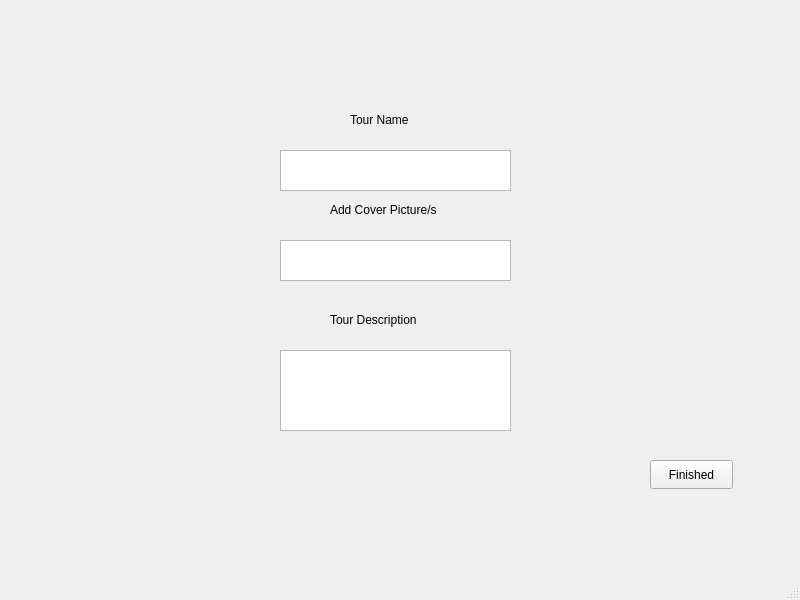
This is Happy_walking_Tour_UI/mainwindow.ui in MateoCorDuarte/Happy_Walking_Tour_App as Qt 5 draws it before an edit. The edited form follows.
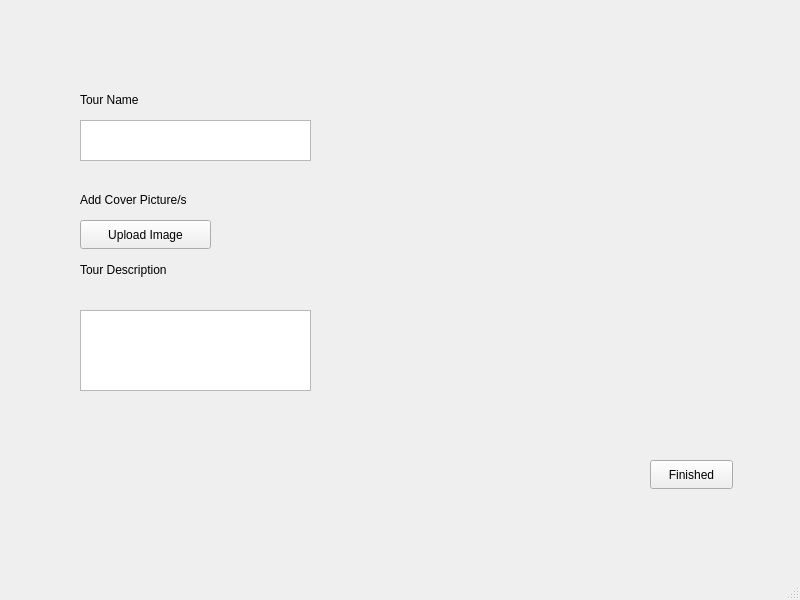
This is the edited form.

Patch:
```diff
--- a/Happy_walking_Tour_UI/mainwindow.ui
+++ b/Happy_walking_Tour_UI/mainwindow.ui
@@ -58,8 +58,8 @@
      <widget class="QLabel" name="label">
       <property name="geometry">
        <rect>
-        <x>320</x>
-        <y>90</y>
+        <x>50</x>
+        <y>70</y>
         <width>101</width>
         <height>20</height>
        </rect>
@@ -71,8 +71,8 @@
      <widget class="QLabel" name="label_2">
       <property name="geometry">
        <rect>
-        <x>300</x>
-        <y>180</y>
+        <x>50</x>
+        <y>170</y>
         <width>161</width>
         <height>20</height>
        </rect>
@@ -84,8 +84,8 @@
      <widget class="QLabel" name="label_3">
       <property name="geometry">
        <rect>
-        <x>300</x>
-        <y>290</y>
+        <x>50</x>
+        <y>240</y>
         <width>121</width>
         <height>20</height>
        </rect>
@@ -97,18 +97,8 @@
      <widget class="QTextEdit" name="textEdit">
       <property name="geometry">
        <rect>
-        <x>250</x>
-        <y>130</y>
-        <width>231</width>
-        <height>41</height>
-       </rect>
-      </property>
-     </widget>
-     <widget class="QTextEdit" name="textEdit_2">
-      <property name="geometry">
-       <rect>
-        <x>250</x>
-        <y>220</y>
+        <x>50</x>
+        <y>100</y>
         <width>231</width>
         <height>41</height>
        </rect>
@@ -117,8 +107,8 @@
      <widget class="QTextEdit" name="textEdit_3">
       <property name="geometry">
        <rect>
-        <x>250</x>
-        <y>330</y>
+        <x>50</x>
+        <y>290</y>
         <width>231</width>
         <height>81</height>
        </rect>
@@ -137,6 +127,32 @@
        <string>Finished</string>
       </property>
      </widget>
+     <widget class="QPushButton" name="Upload_image">
+      <property name="geometry">
+       <rect>
+        <x>50</x>
+        <y>200</y>
+        <width>131</width>
+        <height>29</height>
+       </rect>
+      </property>
+      <property name="text">
+       <string>Upload Image</string>
+      </property>
+     </widget>
+     <widget class="QLabel" name="label_pic">
+      <property name="geometry">
+       <rect>
+        <x>420</x>
+        <y>140</y>
+        <width>251</width>
+        <height>191</height>
+       </rect>
+      </property>
+      <property name="text">
+       <string/>
+      </property>
+     </widget>
     </widget>
     <widget class="QWidget" name="modify_tour">
      <widget class="QLabel" name="label_4">
```
